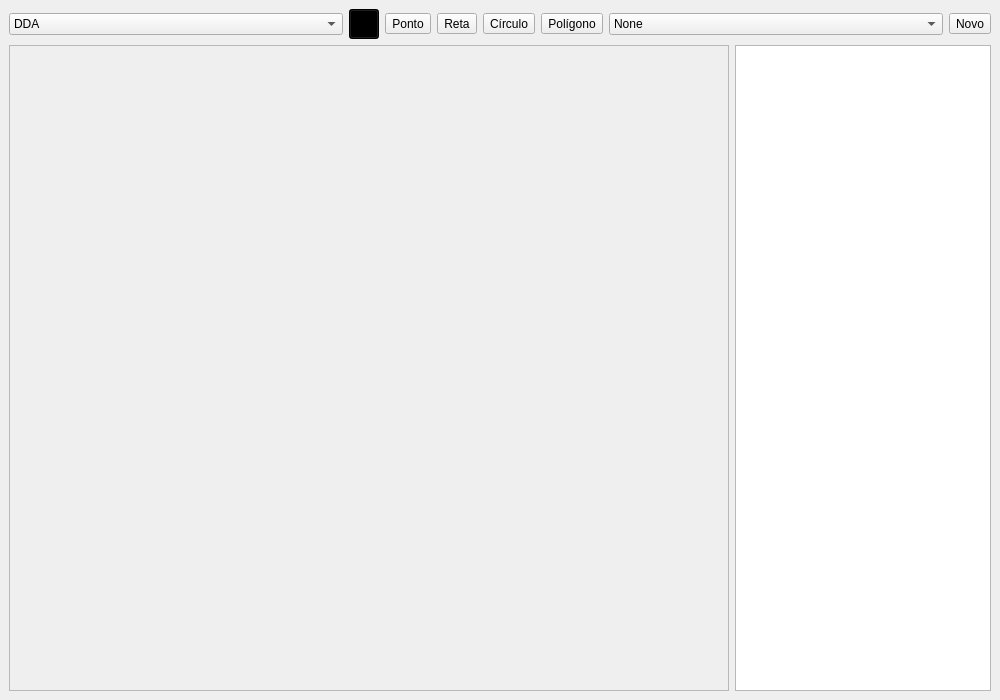
PedroHeinrichSP/TP1CG, file ui/editor.ui: the form before one commit.
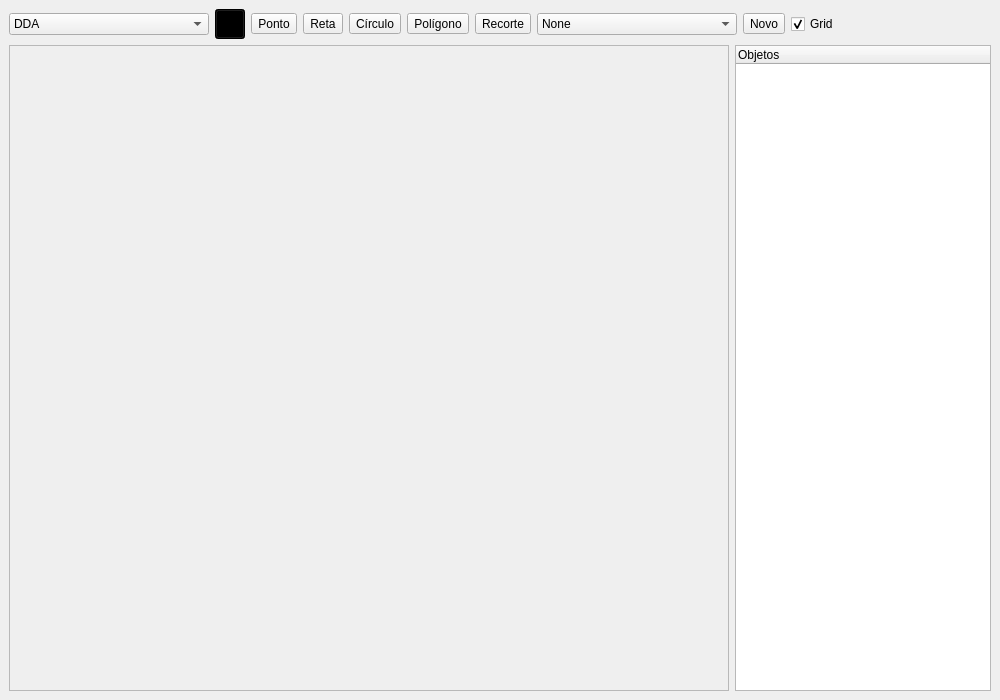
The form after the commit.

Diff of the .ui file:
```diff
--- a/ui/editor.ui
+++ b/ui/editor.ui
@@ -67,6 +67,11 @@
         <property name="text"><string>Polígono</string></property>
        </widget>
       </item>
+    <item>
+     <widget class="QToolButton" name="toolClipBtn">
+      <property name="text"><string>Recorte</string></property>
+     </widget>
+    </item>
       <item>
        <widget class="QComboBox" name="comboClipping">
         <item>
@@ -85,6 +90,13 @@
         <property name="text"><string>Novo</string></property>
        </widget>
       </item>
+  <item>
+   <widget class="QCheckBox" name="showGridCheck">
+    <property name="text"><string>Grid</string></property>
+    <property name="checked"><bool>true</bool></property>
+   </widget>
+  </item>
+      
      </layout>
     </item>
     <item>
@@ -103,10 +115,15 @@
        </widget>
       </item>
       <item>
-       <widget class="QListWidget" name="listObjects">
+     <widget class="QTreeWidget" name="treeObjects">
         <property name="minimumWidth">
-         <number>200</number>
-        </property>
+       <number>240</number>
+      </property>
+      <column>
+       <property name="text">
+        <string>Objetos</string>
+       </property>
+      </column>
        </widget>
       </item>
      </layout>
```
Lines whose indentation alone changed are shown as unchanged.
